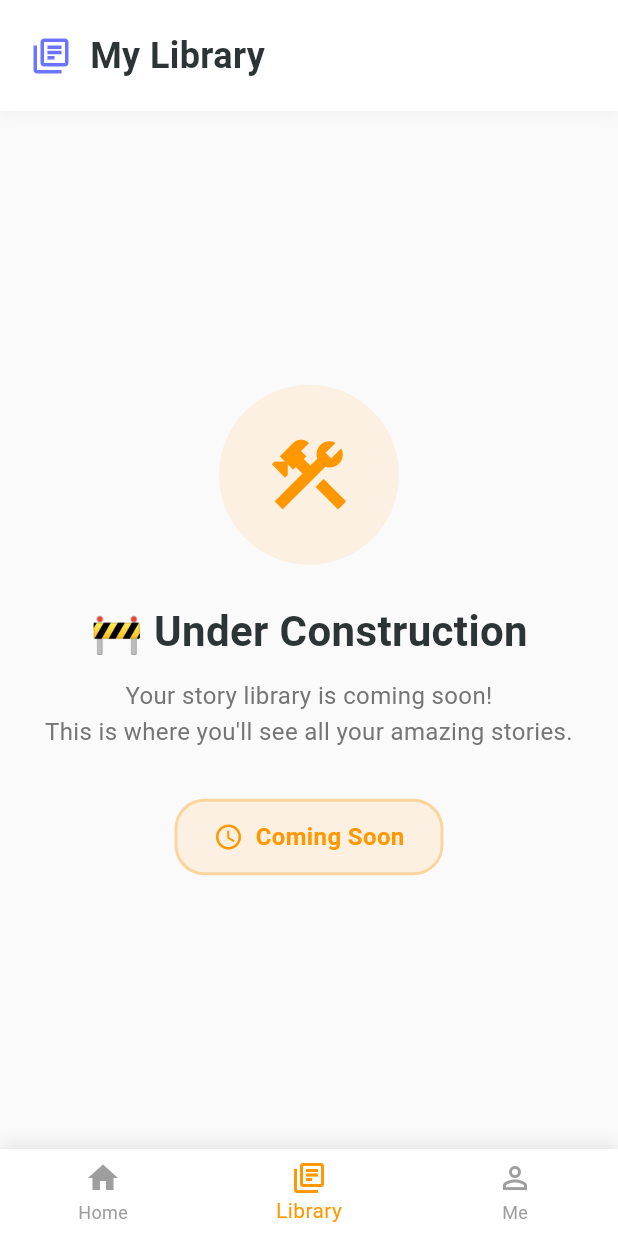
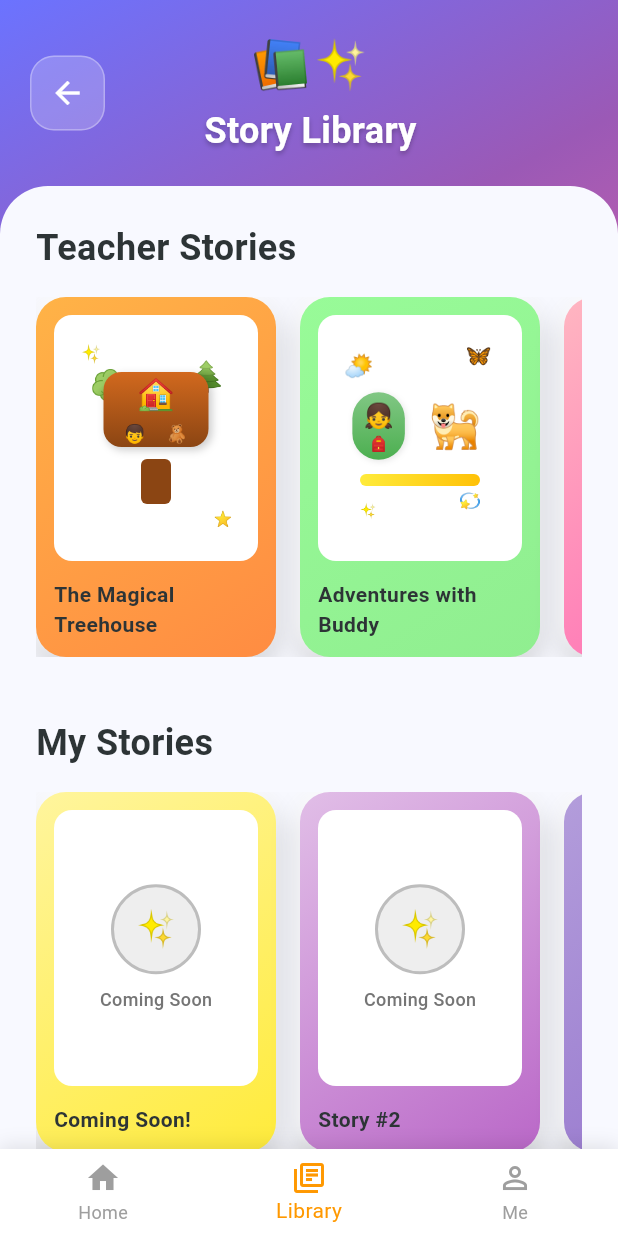
Before and after one commit to DalenVilla/Story-Buddy, a Flutter app: the StorytimeHomeScreen screen opened directly, item 2 of the bottom bar chosen, on a phone screen of 412 x 824 dp. Run offline on Flutter 3.47's test engine with Material 3 defaults, Android fonts, the phone set to English and light mode, and no system bars.

Commit message:
added options for story

```diff
--- /dev/null
+++ b/lib/screens/student/story_library_screen.dart
@@ -0,0 +1,546 @@
+import 'package:flutter/material.dart';
+
+class StoryLibraryScreen extends StatelessWidget {
+  const StoryLibraryScreen({super.key});
+
+  @override
+  Widget build(BuildContext context) {
+    return Scaffold(
+      body: Container(
+        decoration: const BoxDecoration(
+          gradient: LinearGradient(
+            begin: Alignment.topLeft,
+            end: Alignment.bottomRight,
+            colors: [
+              Color(0xFF6B73FF),
+              Color(0xFF9B59B6),
+              Color(0xFFFF6B9D),
+              Color(0xFFFFA726),
+            ],
+            stops: [0.0, 0.3, 0.7, 1.0],
+          ),
+        ),
+        child: SafeArea(
+          child: Column(
+            children: [
+              // Custom App Bar
+              Padding(
+                padding: const EdgeInsets.all(20),
+                child: Row(
+                  children: [
+                    GestureDetector(
+                      onTap: () => Navigator.pop(context),
+                      child: Container(
+                        padding: const EdgeInsets.all(12),
+                        decoration: BoxDecoration(
+                          color: Colors.white.withOpacity(0.2),
+                          borderRadius: BorderRadius.circular(16),
+                          border: Border.all(
+                            color: Colors.white.withOpacity(0.3),
+                            width: 1,
+                          ),
+                        ),
+                        child: const Icon(
+                          Icons.arrow_back,
+                          color: Colors.white,
+                          size: 24,
+                        ),
+                      ),
+                    ),
+                    const Spacer(),
+                    const Column(
+                      children: [
+                        Text(
+                          '📚✨',
+                          style: TextStyle(fontSize: 32),
+                        ),
+                        SizedBox(height: 4),
+                        Text(
+                          'Story Library',
+                          style: TextStyle(
+                            fontWeight: FontWeight.bold,
+                            color: Colors.white,
+                            fontSize: 24,
+                            shadows: [
+                              Shadow(
+                                offset: Offset(0, 2),
+                                blurRadius: 4,
+                                color: Colors.black26,
+                              ),
+                            ],
+                          ),
+                        ),
+                      ],
+                    ),
+                    const Spacer(),
+                    const SizedBox(width: 48), // Balance the back button
+                  ],
+                ),
+              ),
+
+              // Main content
+              Expanded(
+                child: Container(
+                  decoration: const BoxDecoration(
+                    color: Color(0xFFF8F9FF),
+                    borderRadius: BorderRadius.only(
+                      topLeft: Radius.circular(32),
+                      topRight: Radius.circular(32),
+                    ),
+                  ),
+                  child: SingleChildScrollView(
+                    padding: const EdgeInsets.all(24),
+                    child: Column(
+                      crossAxisAlignment: CrossAxisAlignment.start,
+                      children: [
+                        // Fun welcome message
+
+
+            // My Teacher Stories
+            const Text(
+              'Teacher Stories',
+              style: TextStyle(
+                fontSize: 24,
+                fontWeight: FontWeight.bold,
+                color: Color(0xFF2D3436),
+              ),
+            ),
+            const SizedBox(height: 16),
+
+            SizedBox(
+              height: 240,
+              child: ListView(
+                scrollDirection: Axis.horizontal,
+                children: [
+                  _buildStoryCard(
+                    'The Magical Treehouse',
+                    _buildTreehouseIllustration(),
+                    const LinearGradient(
+                      colors: [Color(0xFFFFB347), Color(0xFFFF8C42)],
+                      begin: Alignment.topLeft,
+                      end: Alignment.bottomRight,
+                    ),
+                  ),
+                  const SizedBox(width: 16),
+                  _buildStoryCard(
+                    'Adventures with Buddy',
+                    _buildBuddyIllustration(),
+                    const LinearGradient(
+                      colors: [Color(0xFF98FB98), Color(0xFF90EE90)],
+                      begin: Alignment.topLeft,
+                      end: Alignment.bottomRight,
+                    ),
+                  ),
+                  const SizedBox(width: 16),
+                  _buildStoryCard(
+                    'The Wonder Garden',
+                    _buildGardenIllustration(),
+                    const LinearGradient(
+                      colors: [Color(0xFFFFB6C1), Color(0xFFFF69B4)],
+                      begin: Alignment.topLeft,
+                      end: Alignment.bottomRight,
+                    ),
+                  ),
+                  const SizedBox(width: 16),
+                  _buildStoryCard(
+                    'Space Explorer',
+                    _buildSpaceIllustration(),
+                    const LinearGradient(
+                      colors: [Color(0xFF87CEEB), Color(0xFF4169E1)],
+                      begin: Alignment.topLeft,
+                      end: Alignment.bottomRight,
+                    ),
+                  ),
+                ],
+              ),
+            ),
+
+            const SizedBox(height: 40),
+
+            // My Stories
+            const Text(
+              'My Stories',
+              style: TextStyle(
+                fontSize: 24,
+                fontWeight: FontWeight.bold,
+                color: Color(0xFF2D3436),
+              ),
+            ),
+            const SizedBox(height: 16),
+
+            SizedBox(
+              height: 240,
+              child: ListView(
+                scrollDirection: Axis.horizontal,
+                children: [
+                  _buildStoryCard(
+                    'Coming Soon!',
+                    _buildComingSoonIllustration(),
+                    const LinearGradient(
+                      colors: [Color(0xFFFFF59D), Color(0xFFFFEB3B)],
+                      begin: Alignment.topLeft,
+                      end: Alignment.bottomRight,
+                    ),
+                  ),
+                  const SizedBox(width: 16),
+                  _buildStoryCard(
+                    'Story #2',
+                    _buildComingSoonIllustration(),
+                    const LinearGradient(
+                      colors: [Color(0xFFE1BEE7), Color(0xFFBA68C8)],
+                      begin: Alignment.topLeft,
+                      end: Alignment.bottomRight,
+                    ),
+                  ),
+                  const SizedBox(width: 16),
+                  _buildStoryCard(
+                    'Story #3',
+                    _buildComingSoonIllustration(),
+                    const LinearGradient(
+                      colors: [Color(0xFFB39DDB), Color(0xFF9575CD)],
+                      begin: Alignment.topLeft,
+                      end: Alignment.bottomRight,
+                    ),
+                  ),
+                ],
+              ),
+            ),
+
+                         const SizedBox(height: 32),
+                       ],
+                     ),
+                   ),
+                 ),
+               ),
+             ],
+           ),
+         ),
+       ),
+     );
+   }
+
+  Widget _buildStoryCard(String title, Widget illustration, LinearGradient gradient) {
+    return Container(
+      width: 160,
+      decoration: BoxDecoration(
+        gradient: gradient,
+        borderRadius: BorderRadius.circular(20),
+        boxShadow: [
+          BoxShadow(
+            color: Colors.black.withOpacity(0.2),
+            blurRadius: 15,
+            offset: const Offset(0, 8),
+          ),
+          BoxShadow(
+            color: Colors.white.withOpacity(0.8),
+            blurRadius: 8,
+            offset: const Offset(-2, -2),
+          ),
+        ],
+      ),
+      child: Padding(
+        padding: const EdgeInsets.all(12),
+        child: Column(
+          crossAxisAlignment: CrossAxisAlignment.start,
+          children: [
+            // Story illustration
+            Expanded(
+              flex: 4,
+              child: Container(
+                width: double.infinity,
+                decoration: BoxDecoration(
+                  color: Colors.white,
+                  borderRadius: BorderRadius.circular(12),
+                ),
+                child: ClipRRect(
+                  borderRadius: BorderRadius.circular(12),
+                  child: illustration,
+                ),
+              ),
+            ),
+
+            const SizedBox(height: 12),
+
+            // Title
+            Text(
+              title,
+              style: const TextStyle(
+                fontSize: 14,
+                fontWeight: FontWeight.bold,
+                color: Color(0xFF2D3436),
+              ),
+              maxLines: 2,
+              overflow: TextOverflow.ellipsis,
+            ),
+          ],
+        ),
+      ),
+    );
+  }
+
+  Widget _buildTreehouseIllustration() {
+    return Container(
+      padding: const EdgeInsets.all(12),
+      child: Stack(
+        children: [
+          // Background trees
+          const Positioned(
+            left: 10,
+            top: 20,
+            child: Text('🌳', style: TextStyle(fontSize: 24)),
+          ),
+          const Positioned(
+            right: 10,
+            top: 15,
+            child: Text('🌲', style: TextStyle(fontSize: 20)),
+          ),
+          // Main treehouse
+          Center(
+            child: Column(
+              mainAxisAlignment: MainAxisAlignment.center,
+              children: [
+                // Treehouse
+                Container(
+                  width: 70,
+                  height: 50,
+                  decoration: BoxDecoration(
+                    gradient: const LinearGradient(
+                      colors: [Color(0xFFD2691E), Color(0xFF8B4513)],
+                      begin: Alignment.topCenter,
+                      end: Alignment.bottomCenter,
+                    ),
+                    borderRadius: BorderRadius.circular(12),
+                    boxShadow: [
+                      BoxShadow(
+                        color: Colors.black.withOpacity(0.2),
+                        blurRadius: 4,
+                        offset: const Offset(2, 2),
+                      ),
+                    ],
+                  ),
+                  child: const Column(
+                    mainAxisAlignment: MainAxisAlignment.center,
+                    children: [
+                      Text('🏠', style: TextStyle(fontSize: 20)),
+                      SizedBox(height: 2),
+                      Row(
+                        mainAxisAlignment: MainAxisAlignment.spaceEvenly,
+                        children: [
+                          Text('👦', style: TextStyle(fontSize: 12)),
+                          Text('🧸', style: TextStyle(fontSize: 12)),
+                        ],
+                      ),
+                    ],
+                  ),
+                ),
+                const SizedBox(height: 8),
+                // Tree trunk
+                Container(
+                  width: 20,
+                  height: 30,
+                  decoration: BoxDecoration(
+                    color: const Color(0xFF8B4513),
+                    borderRadius: BorderRadius.circular(4),
+                  ),
+                ),
+              ],
+            ),
+          ),
+          // Floating sparkles
+          const Positioned(
+            left: 5,
+            top: 5,
+            child: Text('✨', style: TextStyle(fontSize: 12)),
+          ),
+          const Positioned(
+            right: 5,
+            bottom: 10,
+            child: Text('⭐', style: TextStyle(fontSize: 10)),
+          ),
+        ],
+      ),
+    );
+  }
+
+  Widget _buildBuddyIllustration() {
+    return Container(
+      padding: const EdgeInsets.all(12),
+      child: Stack(
+        children: [
+          // Background elements
+          const Positioned(
+            left: 5,
+            top: 10,
+            child: Text('🌤️', style: TextStyle(fontSize: 16)),
+          ),
+          const Positioned(
+            right: 8,
+            top: 5,
+            child: Text('🦋', style: TextStyle(fontSize: 14)),
+          ),
+          // Main scene
+          Center(
+            child: Column(
+              mainAxisAlignment: MainAxisAlignment.center,
+              children: [
+                // Girl and dog adventure
+                Row(
+                  mainAxisAlignment: MainAxisAlignment.center,
+                  children: [
+                    // Girl
+                    Container(
+                      width: 35,
+                      height: 45,
+                      decoration: BoxDecoration(
+                        gradient: const LinearGradient(
+                          colors: [Color(0xFF81C784), Color(0xFF4CAF50)],
+                          begin: Alignment.topCenter,
+                          end: Alignment.bottomCenter,
+                        ),
+                        borderRadius: BorderRadius.circular(18),
+                        boxShadow: [
+                          BoxShadow(
+                            color: Colors.black.withOpacity(0.1),
+                            blurRadius: 3,
+                            offset: const Offset(1, 1),
+                          ),
+                        ],
+                      ),
+                      child: const Column(
+                        mainAxisAlignment: MainAxisAlignment.center,
+                        children: [
+                          Text('👧', style: TextStyle(fontSize: 16)),
+                          Text('🎒', style: TextStyle(fontSize: 10)),
+                        ],
+                      ),
+                    ),
+                    const SizedBox(width: 12),
+                    // Dog
+                    Container(
+                      padding: const EdgeInsets.all(4),
+                      decoration: BoxDecoration(
+                        color: Colors.white.withOpacity(0.8),
+                        borderRadius: BorderRadius.circular(20),
+                      ),
+                      child: const Text('🐕', style: TextStyle(fontSize: 28)),
+                    ),
+                  ],
+                ),
+                const SizedBox(height: 8),
+                // Adventure path
+                Container(
+                  width: 80,
+                  height: 8,
+                  decoration: BoxDecoration(
+                    gradient: const LinearGradient(
+                      colors: [Color(0xFFFFEB3B), Color(0xFFFFC107)],
+                      begin: Alignment.centerLeft,
+                      end: Alignment.centerRight,
+                    ),
+                    borderRadius: BorderRadius.circular(4),
+                  ),
+                ),
+              ],
+            ),
+          ),
+          // Adventure sparkles
+          const Positioned(
+            left: 15,
+            bottom: 15,
+            child: Text('✨', style: TextStyle(fontSize: 10)),
+          ),
+          const Positioned(
+            right: 15,
+            bottom: 20,
+            child: Text('💫', style: TextStyle(fontSize: 12)),
+          ),
+        ],
+      ),
+    );
+  }
+
+  Widget _buildGardenIllustration() {
+    return Container(
+      padding: const EdgeInsets.all(16),
+      child: const Column(
+        mainAxisAlignment: MainAxisAlignment.center,
+        children: [
+          Row(
+            mainAxisAlignment: MainAxisAlignment.spaceEvenly,
+            children: [
+              Text('🌻', style: TextStyle(fontSize: 24)),
+              Text('🌸', style: TextStyle(fontSize: 24)),
+              Text('🌺', style: TextStyle(fontSize: 24)),
+            ],
+          ),
+          SizedBox(height: 8),
+          Row(
+            mainAxisAlignment: MainAxisAlignment.spaceEvenly,
+            children: [
+              Text('🌿', style: TextStyle(fontSize: 20)),
+              Text('🦋', style: TextStyle(fontSize: 20)),
+              Text('🌿', style: TextStyle(fontSize: 20)),
+            ],
+          ),
+        ],
+      ),
+    );
+  }
+
+  Widget _buildSpaceIllustration() {
+    return Container(
+      padding: const EdgeInsets.all(16),
+      child: const Column(
+        mainAxisAlignment: MainAxisAlignment.center,
+        children: [
+          Text('🚀', style: TextStyle(fontSize: 32)),
+          SizedBox(height: 8),
+          Row(
+            mainAxisAlignment: MainAxisAlignment.spaceEvenly,
+            children: [
+              Text('⭐', style: TextStyle(fontSize: 16)),
+              Text('🌙', style: TextStyle(fontSize: 20)),
+              Text('⭐', style: TextStyle(fontSize: 16)),
+            ],
+          ),
+        ],
+      ),
+    );
+  }
+
+  Widget _buildComingSoonIllustration() {
+    return Container(
+      padding: const EdgeInsets.all(16),
+      child: Column(
+        mainAxisAlignment: MainAxisAlignment.center,
+        children: [
+          Container(
+            width: 60,
+            height: 60,
+            decoration: BoxDecoration(
+              color: Colors.grey[200],
+              borderRadius: BorderRadius.circular(30),
+              border: Border.all(
+                color: Colors.grey[400]!,
+                width: 2,
+                style: BorderStyle.solid,
+              ),
+            ),
+            child: const Center(
+              child: Text('✨', style: TextStyle(fontSize: 24)),
+            ),
+          ),
+          const SizedBox(height: 8),
+          Text(
+            'Coming Soon',
+            style: TextStyle(
+              fontSize: 12,
+              color: Colors.grey[600],
+              fontWeight: FontWeight.w500,
+            ),
+          ),
+        ],
+      ),
+    );
+  }
+}
--- a/lib/screens/student/story_onboarding_screen.dart
+++ b/lib/screens/student/story_onboarding_screen.dart
@@ -404,8 +404,12 @@ class _StoryOnboardingScreenState extends State<StoryOnboardingScreen> {
 
           const SizedBox(height: 24),
 
-          // Create Story button (only shows when answer is selected)
-          if (_selectedAnswers[3] != null)
+                     // Create Story button (only shows when all answers are selected)
+           if (_selectedAnswers.length == 4 &&
+               _selectedAnswers[0] != null &&
+               _selectedAnswers[1] != null &&
+               _selectedAnswers[2] != null &&
+               _selectedAnswers[3] != null)
             GestureDetector(
               onTap: () {
                 ScaffoldMessenger.of(context).showSnackBar(
--- a/lib/screens/student/student_home_screen.dart
+++ b/lib/screens/student/student_home_screen.dart
@@ -2,7 +2,7 @@ import 'package:flutter/material.dart';
 import '../../components/student/student_app_bar.dart';
 import '../../components/student/student_home_content.dart';
 import '../../components/student/student_bottom_nav_bar.dart';
-import 'student_library_screen.dart';
+import 'story_library_screen.dart';
 import 'student_profile_screen.dart';
 
 class StorytimeHomeScreen extends StatefulWidget {
@@ -46,8 +46,8 @@ class _StorytimeHomeScreenState extends State<StorytimeHomeScreen> {
           classEmotions: classEmotions,
         ),
       ),
-      // Library page
-      const StudentLibraryScreen(),
+                    // Library page
+              const StoryLibraryScreen(),
       // Profile page
       StudentProfileScreen(
         studentName: widget.studentName,
```
